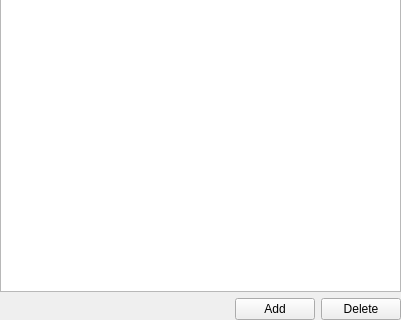
Old version of the form trunk/src/plugins/autostatus/statusoptionswidget.ui in the repository vacuum-im/vacuum-im; both pictures show x 0 to 401 and y 144 to 464 of the 401 by 464 pixel window.
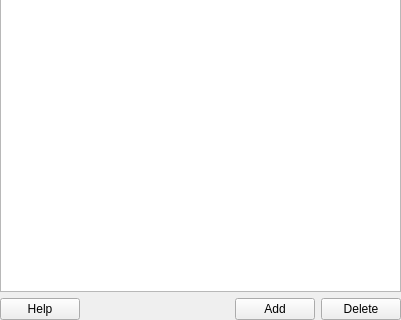
New version of the form.

```diff
--- a/trunk/src/plugins/autostatus/statusoptionswidget.ui
+++ b/trunk/src/plugins/autostatus/statusoptionswidget.ui
@@ -29,8 +29,15 @@
    <item>
     <layout class="QHBoxLayout" name="horizontalLayout" >
      <item>
-      <spacer name="horizontalSpacer" >
-       <property name="orientation" >
+      <widget class="QPushButton" name="pbtHelp">
+       <property name="text">
+        <string>Help</string>
+       </property>
+      </widget>
+     </item>
+     <item>
+      <spacer name="horizontalSpacer">
+       <property name="orientation">
         <enum>Qt::Horizontal</enum>
        </property>
        <property name="sizeHint" stdset="0" >
@@ -59,7 +66,7 @@
    </item>
   </layout>
  </widget>
- <layoutdefault spacing="6" margin="11" />
+ <layoutdefault spacing="6" margin="11"/>
  <tabstops>
   <tabstop>tbwRules</tabstop>
   <tabstop>pbtAdd</tabstop>
```
Left out of the diff: 31 changed lines with no effect on the pictures.
